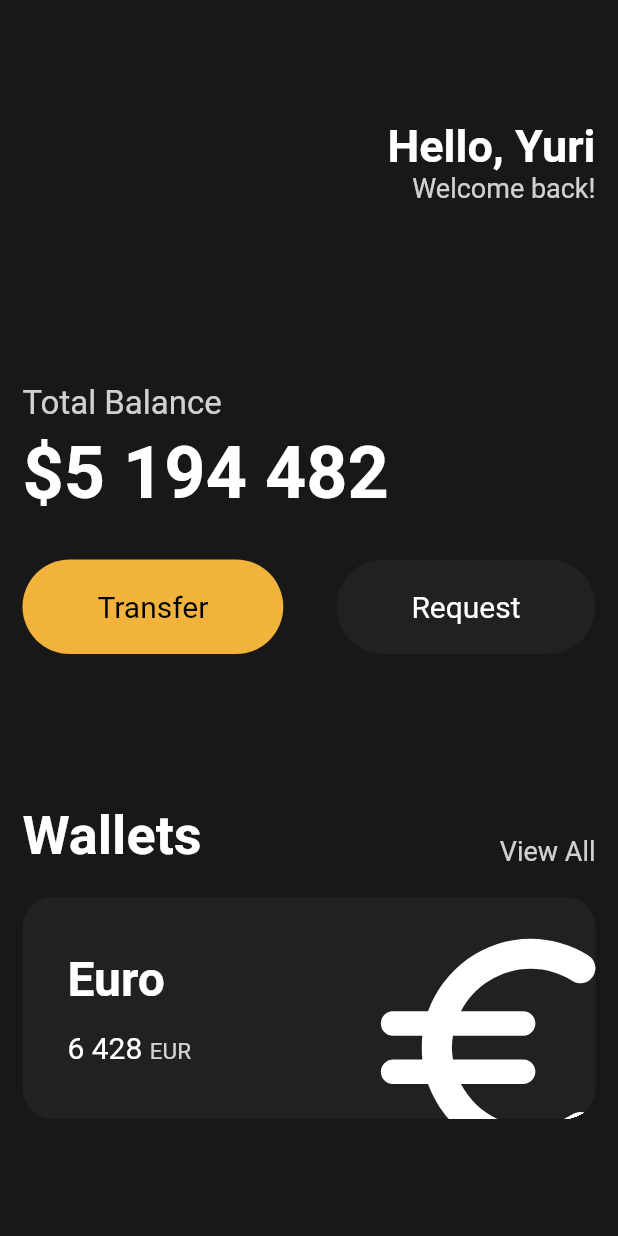
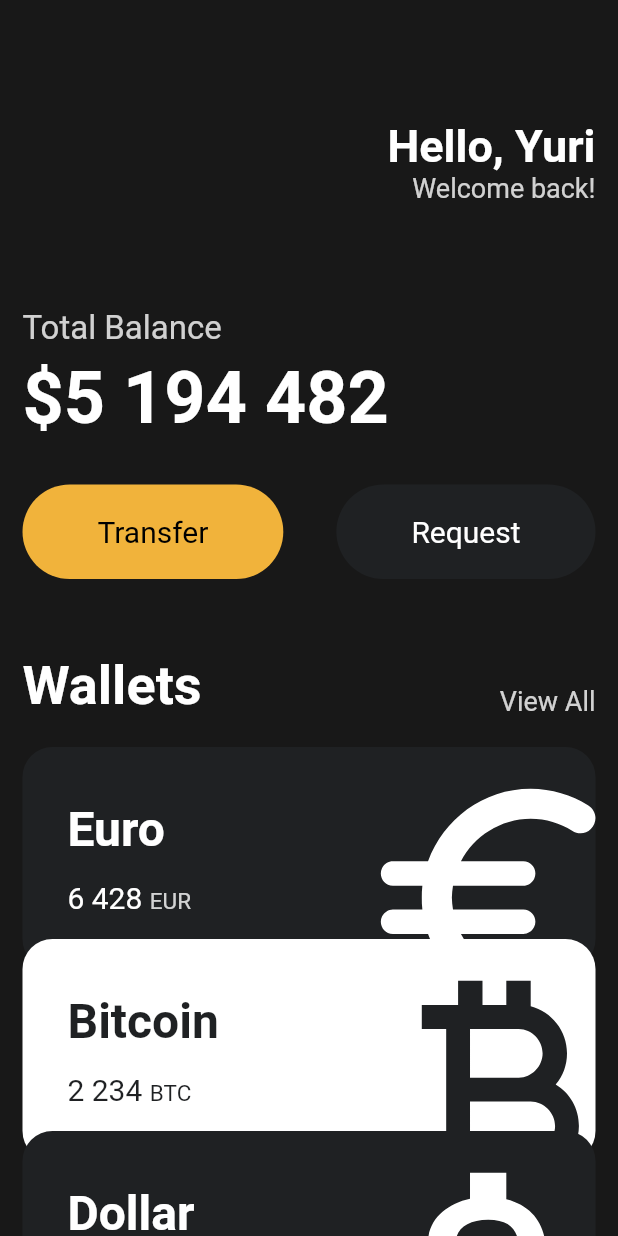
Before and after one commit to yuriyaya/toonflix, a Flutter app: the screen it shows after launch, on a phone screen of 412 x 824 dp. Run offline on Flutter 3.47's test engine with Material 2 defaults, Android fonts, the phone set to English and light mode, and no system bars.

Commit message:
UI challenge - reusable card

```diff
--- a/lib/main.dart
+++ b/lib/main.dart
@@ -1,5 +1,6 @@
 import 'package:flutter/material.dart';
 import 'package:toonflix/widgets/Button.dart';
+import 'package:toonflix/widgets/currency_card.dart';
 
 void main() {
   runApp(App());
@@ -11,7 +12,8 @@ class App extends StatelessWidget {
     return MaterialApp(
       home: Scaffold(
         backgroundColor: const Color(0xFF181818),
-        body: Padding(
+        body: SingleChildScrollView(
+          child: Padding(
             padding: const EdgeInsets.symmetric(
               horizontal: 15,
             ),
@@ -47,7 +49,7 @@ class App extends StatelessWidget {
                   ],
                 ),
                 const SizedBox(
-                height: 120,
+                  height: 70,
                 ),
                 Text(
                   'Total Balance',
@@ -86,7 +88,7 @@ class App extends StatelessWidget {
                   ],
                 ),
                 const SizedBox(
-                height: 100,
+                  height: 50,
                 ),
                 Row(
                   mainAxisAlignment: MainAxisAlignment.spaceBetween,
@@ -112,74 +114,38 @@ class App extends StatelessWidget {
                 const SizedBox(
                   height: 20,
                 ),
-              Container(
-                clipBehavior: Clip.hardEdge,
-                decoration: BoxDecoration(
-                  color: const Color(0xFF1F2123),
-                  borderRadius: BorderRadius.circular(20),
+                const CurrencyCard(
+                  name: "Euro",
+                  amount: "6 428",
+                  currency: "EUR",
+                  icon: Icons.euro_rounded,
+                  isInverted: false,
                 ),
-                child: Padding(
-                  padding: const EdgeInsets.all(30),
-                  child: Row(
-                    mainAxisAlignment: MainAxisAlignment.spaceBetween,
-                    children: [
-                      Column(
-                        crossAxisAlignment: CrossAxisAlignment.start,
-                        children: [
-                          const Text(
-                            "Euro",
-                            style: TextStyle(
-                              color: Colors.white,
-                              fontSize: 32,
-                              fontWeight: FontWeight.bold,
+                Transform.translate(
+                  offset: const Offset(0, -20),
+                  child: const CurrencyCard(
+                    name: "Bitcoin",
+                    amount: "2 234",
+                    currency: "BTC",
+                    icon: Icons.currency_bitcoin,
+                    isInverted: true,
                   ),
                 ),
-                          const SizedBox(
-                            height: 15,
-                          ),
-                          Row(
-                            crossAxisAlignment: CrossAxisAlignment.end,
-                            children: [
-                              const Text(
-                                "6 428",
-                                style: TextStyle(
-                                  color: Colors.white,
-                                  fontSize: 20,
-                                ),
-                              ),
-                              const SizedBox(
-                                width: 5,
-                              ),
-                              Text(
-                                "EUR",
-                                style: TextStyle(
-                                  color: Colors.white.withOpacity(0.8),
-                                  fontSize: 15,
-                                ),
-                              ),
-                            ],
-                          ),
-                        ],
-                      ),
-                      Transform.scale(
-                        scale: 2.2,
-                        child: Transform.translate(
-                          offset: const Offset(3, 12),
-                          child: const Icon(
-                            Icons.euro_rounded,
-                            color: Colors.white,
-                            size: 88,
-                          ),
-                        ),
-                      )
-                    ],
-                  ),
+                Transform.translate(
+                  offset: const Offset(0, -40),
+                  child: const CurrencyCard(
+                    name: "Dollar",
+                    amount: "128",
+                    currency: "USD",
+                    icon: Icons.attach_money_outlined,
+                    isInverted: false,
                   ),
                 ),
               ],
             ),
           ),
         ),
+      ),
     );
   }
 }
--- /dev/null
+++ b/lib/widgets/currency_card.dart
@@ -0,0 +1,88 @@
+import 'package:flutter/material.dart';
+
+class CurrencyCard extends StatelessWidget {
+  final String name, amount, currency;
+  final IconData icon;
+  final bool isInverted;
+
+  final _blackColor = const Color(0xFF1F2123);
+
+  const CurrencyCard({
+    super.key,
+    required this.name,
+    required this.amount,
+    required this.currency,
+    required this.icon,
+    required this.isInverted,
+  });
+
+  @override
+  Widget build(BuildContext context) {
+    return Container(
+      clipBehavior: Clip.hardEdge,
+      decoration: BoxDecoration(
+        color: isInverted ? Colors.white : _blackColor,
+        borderRadius: BorderRadius.circular(20),
+      ),
+      child: Padding(
+        padding: const EdgeInsets.all(30),
+        child: Row(
+          mainAxisAlignment: MainAxisAlignment.spaceBetween,
+          children: [
+            Column(
+              crossAxisAlignment: CrossAxisAlignment.start,
+              children: [
+                Text(
+                  name,
+                  style: TextStyle(
+                    color: isInverted ? _blackColor : Colors.white,
+                    fontSize: 32,
+                    fontWeight: FontWeight.bold,
+                  ),
+                ),
+                const SizedBox(
+                  height: 15,
+                ),
+                Row(
+                  crossAxisAlignment: CrossAxisAlignment.end,
+                  children: [
+                    Text(
+                      amount,
+                      style: TextStyle(
+                        color: isInverted ? _blackColor : Colors.white,
+                        fontSize: 20,
+                      ),
+                    ),
+                    const SizedBox(
+                      width: 5,
+                    ),
+                    Text(
+                      currency,
+                      style: TextStyle(
+                        color: isInverted
+                            ? _blackColor
+                            : Colors.white.withOpacity(0.8),
+                        fontSize: 15,
+                      ),
+                    ),
+                  ],
+                ),
+              ],
+            ),
+            Transform.scale(
+              scale: 2.2,
+              child: Transform.translate(
+                offset: const Offset(3, 12),
+                child: Icon(
+                  icon,
+                  color: isInverted ? _blackColor : Colors.white,
+                  size: 88,
+                ),
+              ),
+            )
+          ],
+        ),
+      ),
+    );
+  }
+}
```
Lines whose indentation alone changed are shown as unchanged.
